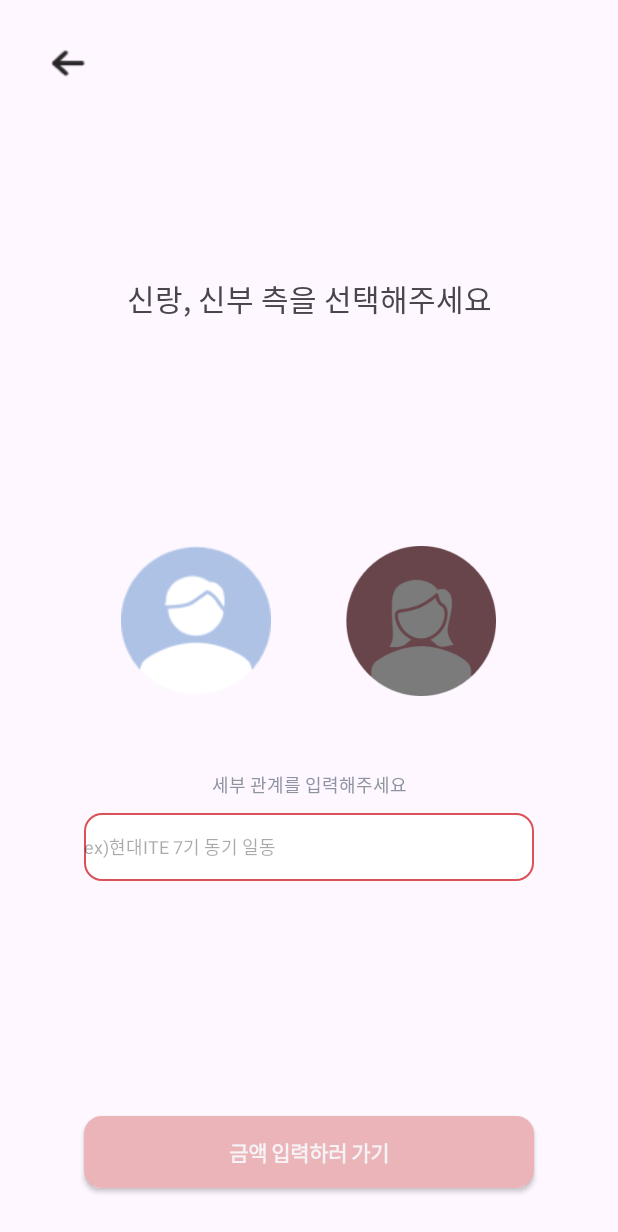
After one commit to festal-kestrel/wedding-book-keeper-android, an Android app: the layout activity_guest_relations.xml on its own in the app's theme, with its tools: preview values and no code run, on a phone screen of 412 x 824 dp. The commit adds this screen. Shown: the top 1232 px of the screen. Run offline under Robolectric (Android 15) with nearby library versions, the phone set to English and light mode, and no system bars.

Commit message:
feat : 하객 관계 설정 화면

```diff
--- /dev/null
+++ b/app/src/main/res/drawable/female_radio_btn.xml
@@ -0,0 +1,15 @@
+<?xml version="1.0" encoding="utf-8"?>
+<selector xmlns:android="http://schemas.android.com/apk/res/android">
+    <item android:state_checked="true" android:state_focused="true">
+        <bitmap android:src="@drawable/female_icon" /> <!-- 아이콘 이미지를 여기에 지정 -->
+    </item>
+    <item android:state_checked="true">
+        <bitmap android:src="@drawable/female_icon" />
+    </item>
+    <item android:state_checked="false" android:state_focused="true">
+        <bitmap android:src="@drawable/female_unchecked" /> <!-- 아이콘 이미지를 여기에 지정 -->
+    </item>
+    <item android:state_checked="false">
+        <bitmap android:src="@drawable/female_unchecked" />
+    </item>
+</selector>
--- /dev/null
+++ b/app/src/main/res/drawable/male_radio_btn.xml
@@ -0,0 +1,15 @@
+<?xml version="1.0" encoding="utf-8"?>
+<selector xmlns:android="http://schemas.android.com/apk/res/android">
+    <item android:state_checked="true" android:state_focused="true">
+        <bitmap android:src="@drawable/male_icon" /> <!-- 아이콘 이미지를 여기에 지정 -->
+    </item>
+    <item android:state_checked="true">
+        <bitmap android:src="@drawable/male_icon" />
+    </item>
+    <item android:state_checked="false" android:state_focused="true">
+        <bitmap android:src="@drawable/male_unchecked" /> <!-- 아이콘 이미지를 여기에 지정 -->
+    </item>
+    <item android:state_checked="false">
+        <bitmap android:src="@drawable/male_unchecked" />
+    </item>
+</selector>
--- /dev/null
+++ b/app/src/main/res/layout/activity_guest_relations.xml
@@ -0,0 +1,129 @@
+<?xml version="1.0" encoding="utf-8"?>
+<layout xmlns:android="http://schemas.android.com/apk/res/android"
+        xmlns:app="http://schemas.android.com/apk/res-auto"
+        xmlns:tools="http://schemas.android.com/tools">
+
+    <LinearLayout
+            android:layout_width="match_parent"
+            android:layout_height="match_parent"
+            android:orientation="vertical"
+            android:gravity="center_horizontal"
+            tools:context=".presentation.view.guest.LoginActivity">
+
+        <LinearLayout
+                android:layout_width="match_parent"
+                android:layout_height="wrap_content"
+                android:layout_margin="30dp">
+
+            <androidx.appcompat.widget.AppCompatButton
+                    android:layout_width="31dp"
+                    android:layout_height="24dp"
+                    android:background="@drawable/back_arrow" />
+        </LinearLayout>
+
+        <LinearLayout
+                android:layout_width="300dp"
+                android:layout_height="660dp"
+                android:orientation="vertical">
+
+            <LinearLayout
+                    android:layout_width="match_parent"
+                    android:layout_height="wrap_content">
+
+                <TextView
+                        android:layout_width="match_parent"
+                        android:layout_height="wrap_content"
+                        android:gravity="center"
+                        android:text="신랑, 신부 측을 선택해주세요"
+                        android:textFontWeight="100"
+                        android:textSize="20dp"
+                        android:fontFamily="@font/kyobohandwriting2020"
+                        android:layout_marginTop="100dp" />
+            </LinearLayout>
+
+            <LinearLayout
+                    android:layout_width="match_parent"
+                    android:layout_height="wrap_content">
+
+                <RadioGroup
+                        android:layout_width="match_parent"
+                        android:layout_height="wrap_content"
+                        android:orientation="horizontal"
+                        android:gravity="center"
+                        android:layout_marginTop="150dp">
+
+                    <RadioButton
+                            android:id="@+id/radioButton2"
+                            android:layout_width="100dp"
+                            android:layout_height="100dp"
+                            android:background="@drawable/male_radio_btn"
+                            android:button="@android:color/transparent"
+                            android:checked="true"
+                            app:layout_constraintStart_toStartOf="parent"
+                            app:layout_constraintEnd_toStartOf="@+id/gap"
+                            app:layout_constraintTop_toTopOf="parent"
+                            app:layout_constraintBottom_toBottomOf="parent" />
+
+                    <View
+                            android:id="@+id/gap"
+                            android:layout_width="50dp"
+                            android:layout_height="1dp"
+                            android:visibility="invisible"
+                            app:layout_constraintStart_toEndOf="@+id/radioButton2"
+                            app:layout_constraintEnd_toStartOf="@+id/radioButton" />
+
+                    <RadioButton
+                            android:layout_width="100dp"
+                            android:layout_height="100dp"
+                            android:background="@drawable/female_radio_btn"
+                            android:button="@android:color/transparent"
+                            android:id="@+id/radioButton"
+                            app:layout_constraintEnd_toEndOf="parent"
+                            app:layout_constraintBottom_toBottomOf="parent"
+                            app:layout_constraintTop_toTopOf="parent"
+                            app:layout_constraintStart_toEndOf="@+id/gap" />
+
+                </RadioGroup>
+
+
+            </LinearLayout>
+
+            <TextView
+                    android:layout_width="match_parent"
+                    android:layout_height="wrap_content"
+                    android:text="세부 관계를 입력해주세요"
+                    android:fontFamily="@font/kyobohandwriting2020"
+                    android:textColor="@color/tx_light_gray"
+                    android:textSize="12dp"
+                    android:layout_marginTop="50dp"
+
+                    android:textAlignment="center" />
+
+            <EditText
+                    android:layout_width="match_parent"
+                    android:layout_height="45dp"
+                    android:background="@drawable/edit_text_square"
+                    android:hint="ex)현대ITE 7기 동기 일동"
+                    android:textSize="12dp"
+                    android:layout_marginTop="10dp" />
+
+
+        </LinearLayout>
+
+        <androidx.appcompat.widget.AppCompatButton
+                android:layout_width="wrap_content"
+                android:layout_height="wrap_content"
+                android:background="@drawable/square_pink_btn"
+                android:text="금액 입력하러 가기"
+                android:fontFamily="@font/inter_black"
+                android:textColor="@color/tx_white" />
+
+
+        <androidx.appcompat.widget.AppCompatButton
+                android:layout_width="wrap_content"
+                android:layout_height="wrap_content"
+                android:background="@drawable/kakao_login_btn"
+                android:layout_marginTop="300dp" />
+    </LinearLayout>
+
+</layout>
--- a/app/src/main/res/values/strings.xml
+++ b/app/src/main/res/values/strings.xml
@@ -1,3 +1,3 @@
 <resources>
-  <string name="app_name">wedding-book-keeper</string>
+    <string name="app_name">wedding-book-keeper</string>
 </resources>
```
Also changed, not shown: app/src/main/java/com/example/wedding_book_keeper/presentation/view/guest/GiftAmountActivity.kt (added, +15 -0 lines), app/src/main/java/com/example/wedding_book_keeper/presentation/view/guest/GuestRelationsActivity.kt (added, +18 -0 lines), app/src/main/res/layout/activity_gift_amount.xml (added, +71 -0 lines), app/src/main/res/layout/activity_login.xml (+14 -16 lines), app/src/main/res/drawable/female_unchecked.png (added), app/src/main/res/drawable/male_unchecked.png (added).
